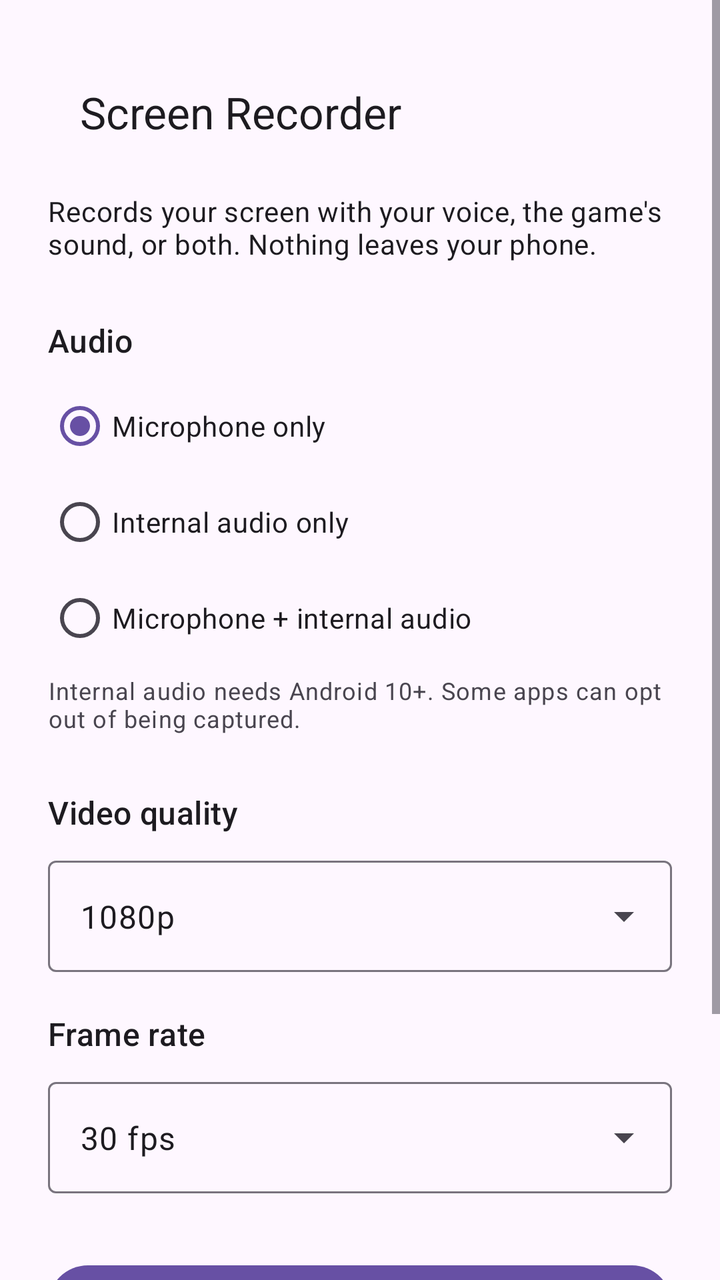
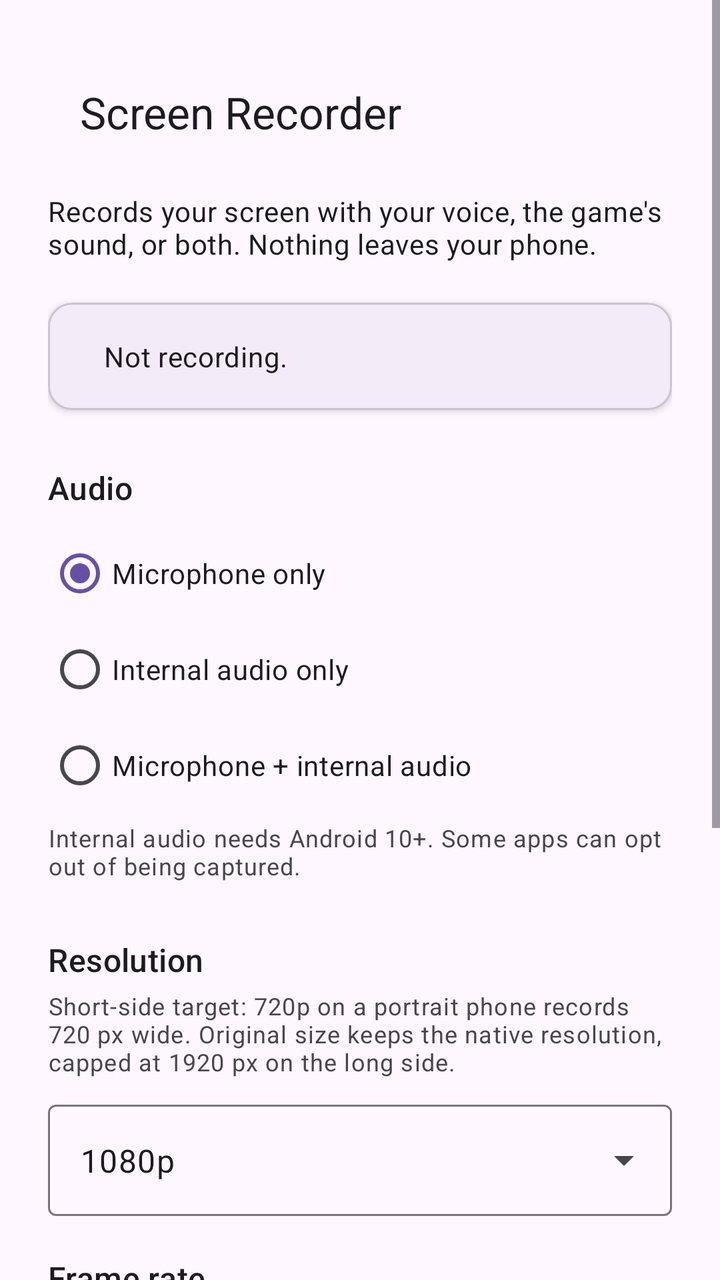

An Android layout rendered at two revisions. The XML below is the earlier revision; the diff shows what the commit changed to produce the second picture.
<!-- AndroidManifest.xml: application theme Theme.ScreenRecorder -->
<!-- res/layout/activity_main.xml -->
<?xml version="1.0" encoding="utf-8"?>
<ScrollView xmlns:android="http://schemas.android.com/apk/res/android"
    xmlns:app="http://schemas.android.com/apk/res-auto"
    android:layout_width="match_parent"
    android:layout_height="match_parent">

    <LinearLayout
        android:layout_width="match_parent"
        android:layout_height="wrap_content"
        android:orientation="vertical"
        android:padding="24dp">

        <com.google.android.material.appbar.MaterialToolbar
            android:layout_width="match_parent"
            android:layout_height="wrap_content"
            android:background="@android:color/transparent"
            app:title="Screen Recorder"
            app:titleTextAppearance="@style/TextAppearance.Material3.TitleLarge" />

        <TextView
            android:layout_width="wrap_content"
            android:layout_height="wrap_content"
            android:layout_marginTop="8dp"
            android:text="Records your screen with your voice, the game's sound, or both. Nothing leaves your phone."
            android:textAppearance="?attr/textAppearanceBodyMedium" />

        <TextView
            android:layout_width="wrap_content"
            android:layout_height="wrap_content"
            android:layout_marginTop="28dp"
            android:text="Audio"
            android:textAppearance="?attr/textAppearanceTitleMedium" />

        <RadioGroup
            android:layout_width="match_parent"
            android:layout_height="wrap_content"
            android:layout_marginTop="8dp">

            <com.google.android.material.radiobutton.MaterialRadioButton
                android:id="@+id/radioMicOnly"
                android:layout_width="match_parent"
                android:layout_height="wrap_content"
                android:checked="true"
                android:text="Microphone only" />

            <com.google.android.material.radiobutton.MaterialRadioButton
                android:id="@+id/radioInternalOnly"
                android:layout_width="match_parent"
                android:layout_height="wrap_content"
                android:text="Internal audio only" />

            <com.google.android.material.radiobutton.MaterialRadioButton
                android:id="@+id/radioBoth"
                android:layout_width="match_parent"
                android:layout_height="wrap_content"
                android:text="Microphone + internal audio" />
        </RadioGroup>

        <TextView
            android:id="@+id/internalNote"
            android:layout_width="wrap_content"
            android:layout_height="wrap_content"
            android:layout_marginTop="4dp"
            android:text="Internal audio needs Android 10+. Some apps can opt out of being captured."
            android:textAppearance="?attr/textAppearanceBodySmall" />

        <TextView
            android:layout_width="wrap_content"
            android:layout_height="wrap_content"
            android:layout_marginTop="28dp"
            android:text="Video quality"
            android:textAppearance="?attr/textAppearanceTitleMedium" />

        <com.google.android.material.textfield.TextInputLayout
            android:layout_width="match_parent"
            android:layout_height="wrap_content"
            android:layout_marginTop="8dp"
            style="@style/Widget.Material3.TextInputLayout.OutlinedBox.ExposedDropdownMenu">

            <AutoCompleteTextView
                android:id="@+id/qualityDropdown"
                android:layout_width="match_parent"
                android:layout_height="wrap_content"
                android:inputType="none"
                android:text="1080p" />
        </com.google.android.material.textfield.TextInputLayout>

        <TextView
            android:layout_width="wrap_content"
            android:layout_height="wrap_content"
            android:layout_marginTop="20dp"
            android:text="Frame rate"
            android:textAppearance="?attr/textAppearanceTitleMedium" />

        <com.google.android.material.textfield.TextInputLayout
            android:layout_width="match_parent"
            android:layout_height="wrap_content"
            android:layout_marginTop="8dp"
            style="@style/Widget.Material3.TextInputLayout.OutlinedBox.ExposedDropdownMenu">

            <AutoCompleteTextView
                android:id="@+id/fpsDropdown"
                android:layout_width="match_parent"
                android:layout_height="wrap_content"
                android:inputType="none"
                android:text="30 fps" />
        </com.google.android.material.textfield.TextInputLayout>

        <com.google.android.material.button.MaterialButton
            android:id="@+id/startButton"
            android:layout_width="match_parent"
            android:layout_height="wrap_content"
            android:layout_marginTop="32dp"
            android:text="Start recording" />

        <com.google.android.material.button.MaterialButton
            android:id="@+id/stopButton"
            android:layout_width="match_parent"
            android:layout_height="wrap_content"
            android:layout_marginTop="12dp"
            android:text="Stop recording"
            style="@style/Widget.Material3.Button.OutlinedButton" />

        <TextView
            android:id="@+id/statusText"
            android:layout_width="match_parent"
            android:layout_height="wrap_content"
            android:layout_marginTop="28dp"
            android:text="Not recording."
            android:textAppearance="?attr/textAppearanceBodyMedium" />

    </LinearLayout>
</ScrollView>
<!-- resources referenced by this layout -->
<resources>
  <style name="Theme.ScreenRecorder" parent="Theme.Material3.DayNight.NoActionBar">
      </style>
</resources>

<!-- the commit's change to res/layout/activity_main.xml (unified diff, before → after) -->
@@ -23,6 +23,43 @@
             android:layout_marginTop="8dp"
             android:text="Records your screen with your voice, the game's sound, or both. Nothing leaves your phone."
             android:textAppearance="?attr/textAppearanceBodyMedium" />
+
+        <com.google.android.material.card.MaterialCardView
+            android:layout_width="match_parent"
+            android:layout_height="wrap_content"
+            android:layout_marginTop="20dp"
+            app:cardElevation="2dp">
+
+            <LinearLayout
+                android:layout_width="match_parent"
+                android:layout_height="wrap_content"
+                android:orientation="horizontal"
+                android:padding="16dp"
+                android:gravity="center_vertical">
+
+                <View
+                    android:id="@+id/statusDot"
+                    android:layout_width="12dp"
+                    android:layout_height="12dp"
+                    android:background="@drawable/dot_recording"
+                    android:visibility="gone" />
+
+                <TextView
+                    android:id="@+id/statusText"
+                    android:layout_width="0dp"
+                    android:layout_height="wrap_content"
+                    android:layout_weight="1"
+                    android:layout_marginStart="12dp"
+                    android:text="Not recording."
+                    android:textAppearance="?attr/textAppearanceBodyMedium" />
+
+                <TextView
+                    android:id="@+id/elapsedText"
+                    android:layout_width="wrap_content"
+                    android:layout_height="wrap_content"
+                    android:textAppearance="?attr/textAppearanceTitleMedium" />
+            </LinearLayout>
+        </com.google.android.material.card.MaterialCardView>
 
         <TextView
             android:layout_width="wrap_content"
@@ -68,8 +105,15 @@
             android:layout_width="wrap_content"
             android:layout_height="wrap_content"
             android:layout_marginTop="28dp"
-            android:text="Video quality"
+            android:text="Resolution"
             android:textAppearance="?attr/textAppearanceTitleMedium" />
+
+        <TextView
+            android:layout_width="wrap_content"
+            android:layout_height="wrap_content"
+            android:layout_marginTop="4dp"
+            android:text="Short-side target: 720p on a portrait phone records 720 px wide. Original size keeps the native resolution, capped at 1920 px on the long side."
+            android:textAppearance="?attr/textAppearanceBodySmall" />
 
         <com.google.android.material.textfield.TextInputLayout
             android:layout_width="match_parent"
@@ -78,7 +122,7 @@
             style="@style/Widget.Material3.TextInputLayout.OutlinedBox.ExposedDropdownMenu">
 
             <AutoCompleteTextView
-                android:id="@+id/qualityDropdown"
+                android:id="@+id/resolutionDropdown"
                 android:layout_width="match_parent"
                 android:layout_height="wrap_content"
                 android:inputType="none"
@@ -91,6 +135,13 @@
             android:layout_marginTop="20dp"
             android:text="Frame rate"
             android:textAppearance="?attr/textAppearanceTitleMedium" />
+
+        <TextView
+            android:layout_width="wrap_content"
+            android:layout_height="wrap_content"
+            android:layout_marginTop="4dp"
+            android:text="60 fps is smoother but heavier. If the phone stutters while recording, 30 fps will stay smooth."
+            android:textAppearance="?attr/textAppearanceBodySmall" />
 
         <com.google.android.material.textfield.TextInputLayout
             android:layout_width="match_parent"
@@ -111,7 +162,8 @@
             android:layout_width="match_parent"
             android:layout_height="wrap_content"
             android:layout_marginTop="32dp"
-            android:text="Start recording" />
+            android:text="Start recording"
+            app:icon="@android:drawable/ic_media_play" />
 
         <com.google.android.material.button.MaterialButton
             android:id="@+id/stopButton"
@@ -119,15 +171,14 @@
             android:layout_height="wrap_content"
             android:layout_marginTop="12dp"
             android:text="Stop recording"
+            app:icon="@android:drawable/ic_media_pause"
             style="@style/Widget.Material3.Button.OutlinedButton" />
 
         <TextView
-            android:id="@+id/statusText"
             android:layout_width="match_parent"
             android:layout_height="wrap_content"
             android:layout_marginTop="28dp"
-            android:text="Not recording."
-            android:textAppearance="?attr/textAppearanceBodyMedium" />
-
+            android:text="Recordings save to Movies/ScreenRecorder. Stop from here or from the notification — the notification now also opens this screen when tapped."
+            android:textAppearance="?attr/textAppearanceBodySmall" />
     </LinearLayout>
 </ScrollView>
<!-- resource entries referenced after the edit -->
@@ -1,5 +1,12 @@
 <!-- resources referenced by this layout -->
 <resources>
+  <!-- drawable dot_recording (drawable) -->
+  <?xml version="1.0" encoding="utf-8"?>
+  <shape xmlns:android="http://schemas.android.com/apk/res/android"
+      android:shape="oval">
+      <solid android:color="#F44336" />
+      <size android:width="12dp" android:height="12dp" />
+  </shape>
   <style name="Theme.ScreenRecorder" parent="Theme.Material3.DayNight.NoActionBar">
       </style>
 </resources>
